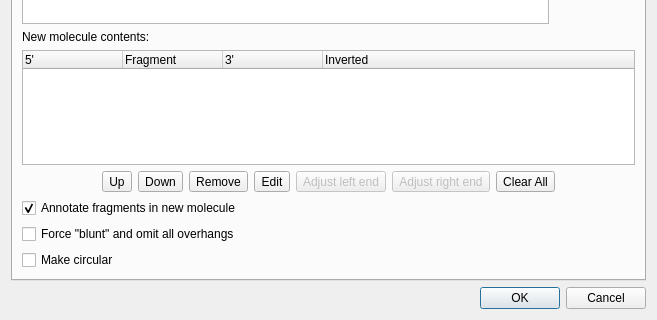
First picture: the form in src/plugins/enzymes/src/ConstructMoleculeDialog.ui, repository ugeneunipro/ugene, before the edit; both pictures show x 0 to 657 and y 157 to 477 of the 657 by 477 pixel window.
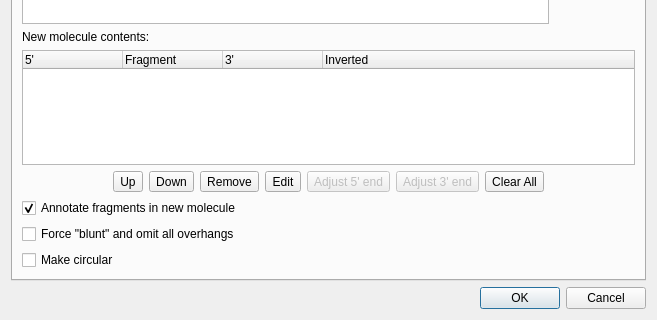
Second picture: the form after the edit.

Commit message: UGENE-7843 fix translations

The edit to the form file:
```diff
--- a/src/plugins/enzymes/src/ConstructMoleculeDialog.ui
+++ b/src/plugins/enzymes/src/ConstructMoleculeDialog.ui
@@ -198,7 +198,7 @@
             <bool>false</bool>
            </property>
            <property name="text">
-            <string>Adjust left end</string>
+            <string>Adjust 5' end</string>
            </property>
           </widget>
          </item>
@@ -208,7 +208,7 @@
             <bool>false</bool>
            </property>
            <property name="text">
-            <string>Adjust right end</string>
+            <string>Adjust 3' end</string>
            </property>
           </widget>
          </item>
```
Left out of the diff: 9 changed lines with no effect on the pictures. The commit also changes 2 other files.
